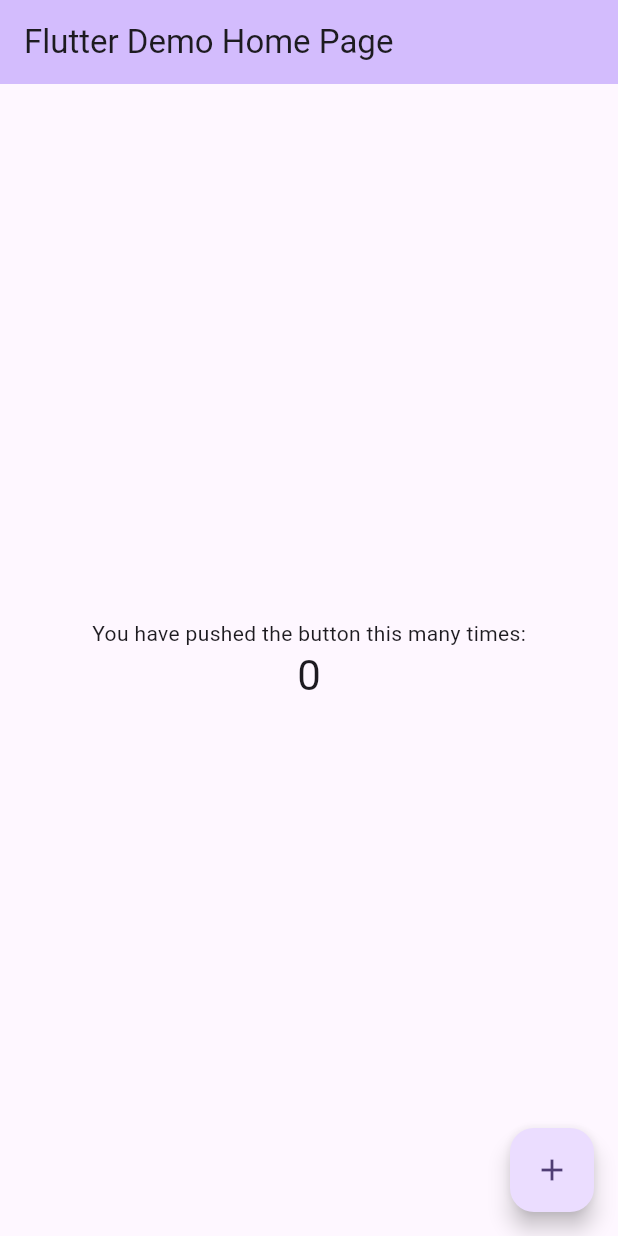
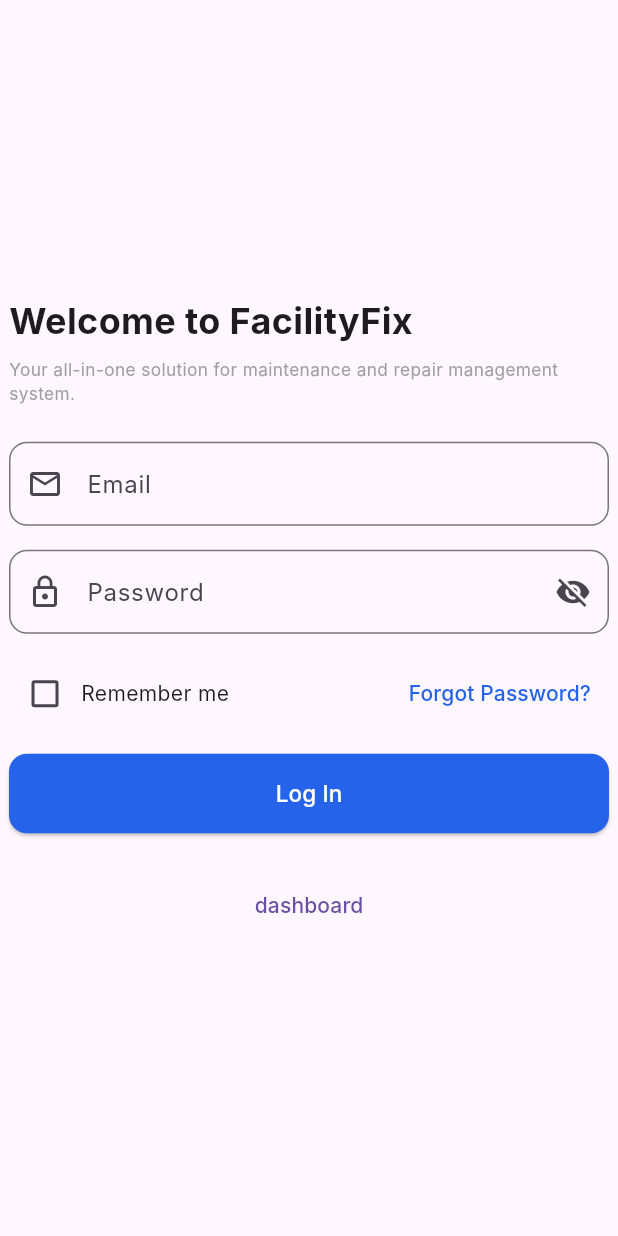
Before and after one commit to jlaabejo/FacilityFixFrontend, a Flutter app: the screen it shows after launch, on a phone screen of 412 x 824 dp. Run offline on Flutter 3.47's test engine with Material 3 defaults, Android fonts, the phone set to English and light mode, and no system bars; Roboto replaces fonts that are missing (Inter).

Commit message:
Update Admin Web Landing

```diff
--- /dev/null
+++ b/facilityfix/lib/adminweb/pages/login_page.dart
@@ -0,0 +1,169 @@
+import 'package:flutter/material.dart';
+import 'adminwebdash_page.dart';
+
+class LoginPage extends StatelessWidget {
+  const LoginPage({super.key});
+
+  @override
+  Widget build(BuildContext context) {
+    final isDesktop = MediaQuery.of(context).size.width >= 800;
+
+    return Scaffold(
+      body: Row(
+        children: [
+          // Left Panel
+          if (isDesktop)
+            Expanded(
+              flex: 1,
+              child: Container(
+                color: const Color(0xFFB5D9F3), // Light blue background
+                padding: const EdgeInsets.all(32),
+                child: Column(
+                  crossAxisAlignment: CrossAxisAlignment.start,
+                  children: [
+                    // Logo
+                    Row(
+                      children: [
+                        Image.asset('lib/adminweb/assets/images/logo.png', height: 40),
+                        const SizedBox(width: 8),
+                        const Text(
+                          'FacilityFix',
+                          style: TextStyle(
+                            fontSize: 20,
+                            fontWeight: FontWeight.bold,
+                            color: Colors.white,
+                          ),
+                        ),
+                      ],
+                    ),
+                    const Spacer(),
+                    Center(
+                      child: Image.asset(
+                        'lib/adminweb/assets/images/leftpartgraphics.png',
+                        height: 400,
+                        fit: BoxFit.contain,
+                      ),
+                    ),
+                    const Spacer(),
+                  ],
+                ),
+              ),
+            ),
+
+          // Right Panel - Login Form
+          Expanded(
+            flex: 1,
+            child: Center(
+              child: SizedBox(
+                width: 400,
+                child: Column(
+                  mainAxisSize: MainAxisSize.min,
+                  crossAxisAlignment: CrossAxisAlignment.start,
+                  children: [
+                    const Text(
+                      'Welcome to FacilityFix',
+                      style: TextStyle(
+                        fontSize: 24,
+                        fontWeight: FontWeight.bold,
+                      ),
+                    ),
+                    const SizedBox(height: 8),
+                    const Text(
+                      'Your all-in-one solution for maintenance and repair management system.',
+                      style: TextStyle(
+                        color: Colors.grey,
+                        fontSize: 11.5
+                        ),
+                    ),
+                    const SizedBox(height: 24),
+
+                    // Email Field
+                    TextField(
+                      decoration: InputDecoration(
+                        prefixIcon: Icon(Icons.mail_outline),
+                        hintText: 'Email',
+                        border: OutlineInputBorder(
+                          borderRadius: BorderRadius.circular(12),
+                        ),
+                      ),
+                    ),
+                    const SizedBox(height: 16),
+
+                    // Password Field
+                    TextField(
+                      obscureText: true,
+                      decoration: InputDecoration(
+                        prefixIcon: Icon(Icons.lock_outline),
+                        hintText: 'Password',
+                        suffixIcon: Icon(Icons.visibility_off),
+                        border: OutlineInputBorder(
+                          borderRadius: BorderRadius.circular(12),
+                        ),
+                      ),
+                    ),
+                    const SizedBox(height: 16),
+
+                    // Remember me + Forgot Password
+                    Row(
+                      mainAxisAlignment: MainAxisAlignment.spaceBetween,
+                      children: [
+                        Row(
+                          children: [
+                            Checkbox(value: false, onChanged: (_) {}),
+                            const Text('Remember me'),
+                          ],
+                        ),
+                        TextButton(
+                          onPressed: () {},
+                          child: const Text('Forgot Password?',
+                          style: TextStyle(color: Color(0xFF2563EB)),),
+                        ),
+                      ],
+                    ),
+                    const SizedBox(height: 16),
+
+                    // Login Button
+                    SizedBox(
+                      width: double.infinity,
+                      child: ElevatedButton(
+                        onPressed: () {},
+                        style: ElevatedButton.styleFrom(
+                          padding: const EdgeInsets.symmetric(vertical: 16),
+                          backgroundColor: const Color(0xFF2563EB), // Blue
+                          shape: RoundedRectangleBorder(
+                            borderRadius: BorderRadius.circular(12),
+                          ),
+                        ),
+                        child: const Text('Log In',
+                          style: TextStyle(
+                            color: Colors.white,
+                            fontSize: 15,
+                          ),
+                        ),
+                      ),
+                    ),
+                    const SizedBox(height: 24),
+                    Row(
+                      mainAxisAlignment: MainAxisAlignment.center,
+                      children: [
+                        TextButton(
+                          onPressed: () {
+                            Navigator.push(
+                              context,
+                              MaterialPageRoute(builder: (context) => const DashboardPage()),
+                            );
+                          },
+                          child: const Text('dashboard'),
+                        ),
+                      ],
+                    ),
+                  ],
+                ),
+              ),
+            ),
+          ),
+        ],
+      ),
+    );
+  }
+}
--- a/facilityfix/lib/main.dart
+++ b/facilityfix/lib/main.dart
@@ -1,4 +1,5 @@
 import 'package:flutter/material.dart';
+import 'adminweb/pages/login_page.dart';
 
 void main() {
   runApp(const MyApp());
@@ -7,116 +8,16 @@ void main() {
 class MyApp extends StatelessWidget {
   const MyApp({super.key});
 
-  // This widget is the root of your application.
   @override
   Widget build(BuildContext context) {
     return MaterialApp(
-      title: 'Flutter Demo',
+      title: 'FacilityFix Admin',
+      debugShowCheckedModeBanner: false,
       theme: ThemeData(
-        // This is the theme of your application.
-        //
-        // TRY THIS: Try running your application with "flutter run". You'll see
-        // the application has a purple toolbar. Then, without quitting the app,
-        // try changing the seedColor in the colorScheme below to Colors.green
-        // and then invoke "hot reload" (save your changes or press the "hot
-        // reload" button in a Flutter-supported IDE, or press "r" if you used
-        // the command line to start the app).
-        //
-        // Notice that the counter didn't reset back to zero; the application
-        // state is not lost during the reload. To reset the state, use hot
-        // restart instead.
-        //
-        // This works for code too, not just values: Most code changes can be
-        // tested with just a hot reload.
-        colorScheme: ColorScheme.fromSeed(seedColor: Colors.deepPurple),
+        useMaterial3: true,
+        fontFamily: 'Inter', // Optional
       ),
-      home: const MyHomePage(title: 'Flutter Demo Home Page'),
+      home: const LoginPage(), //landing page
     );
   }
 }
-
-class MyHomePage extends StatefulWidget {
-  const MyHomePage({super.key, required this.title});
-
-  // This widget is the home page of your application. It is stateful, meaning
-  // that it has a State object (defined below) that contains fields that affect
-  // how it looks.
-
-  // This class is the configuration for the state. It holds the values (in this
-  // case the title) provided by the parent (in this case the App widget) and
-  // used by the build method of the State. Fields in a Widget subclass are
-  // always marked "final".
-
-  final String title;
-
-  @override
-  State<MyHomePage> createState() => _MyHomePageState();
-}
-
-class _MyHomePageState extends State<MyHomePage> {
-  int _counter = 0;
-
-  void _incrementCounter() {
-    setState(() {
-      // This call to setState tells the Flutter framework that something has
-      // changed in this State, which causes it to rerun the build method below
-      // so that the display can reflect the updated values. If we changed
-      // _counter without calling setState(), then the build method would not be
-      // called again, and so nothing would appear to happen.
-      _counter++;
-    });
-  }
-
-  @override
-  Widget build(BuildContext context) {
-    // This method is rerun every time setState is called, for instance as done
-    // by the _incrementCounter method above.
-    //
-    // The Flutter framework has been optimized to make rerunning build methods
-    // fast, so that you can just rebuild anything that needs updating rather
-    // than having to individually change instances of widgets.
-    return Scaffold(
-      appBar: AppBar(
-        // TRY THIS: Try changing the color here to a specific color (to
-        // Colors.amber, perhaps?) and trigger a hot reload to see the AppBar
-        // change color while the other colors stay the same.
-        backgroundColor: Theme.of(context).colorScheme.inversePrimary,
-        // Here we take the value from the MyHomePage object that was created by
-        // the App.build method, and use it to set our appbar title.
-        title: Text(widget.title),
-      ),
-      body: Center(
-        // Center is a layout widget. It takes a single child and positions it
-        // in the middle of the parent.
-        child: Column(
-          // Column is also a layout widget. It takes a list of children and
-          // arranges them vertically. By default, it sizes itself to fit its
-          // children horizontally, and tries to be as tall as its parent.
-          //
-          // Column has various properties to control how it sizes itself and
-          // how it positions its children. Here we use mainAxisAlignment to
-          // center the children vertically; the main axis here is the vertical
-          // axis because Columns are vertical (the cross axis would be
-          // horizontal).
-          //
-          // TRY THIS: Invoke "debug painting" (choose the "Toggle Debug Paint"
-          // action in the IDE, or press "p" in the console), to see the
-          // wireframe for each widget.
-          mainAxisAlignment: MainAxisAlignment.center,
-          children: <Widget>[
-            const Text('You have pushed the button this many times:'),
-            Text(
-              '$_counter',
-              style: Theme.of(context).textTheme.headlineMedium,
-            ),
-          ],
-        ),
-      ),
-      floatingActionButton: FloatingActionButton(
-        onPressed: _incrementCounter,
-        tooltip: 'Increment',
-        child: const Icon(Icons.add),
-      ), // This trailing comma makes auto-formatting nicer for build methods.
-    );
-  }
-}
--- a/facilityfix/pubspec.yaml
+++ b/facilityfix/pubspec.yaml
@@ -58,9 +58,8 @@ flutter:
   uses-material-design: true
 
   # To add assets to your application, add an assets section, like this:
-  # assets:
-  #   - images/a_dot_burr.jpeg
-  #   - images/a_dot_ham.jpeg
+  assets:
+    - lib/adminweb/assets/images/
 
   # An image asset can refer to one or more resolution-specific "variants", see
   # https://flutter.dev/to/resolution-aware-images
```
Also changed, not shown: facilityfix/lib/adminweb/copymain.dart (added, +122 -0 lines), facilityfix/lib/adminweb/layout/facilityfix_layout.dart (added, +158 -0 lines), facilityfix/lib/adminweb/pages/adminwebdash_page.dart (added, +24 -0 lines), facilityfix/lib/adminweb/assets/images/leftpartgraphics.png (added), facilityfix/lib/adminweb/assets/images/logo.png (added), facilityfix/pubspec.lock.
